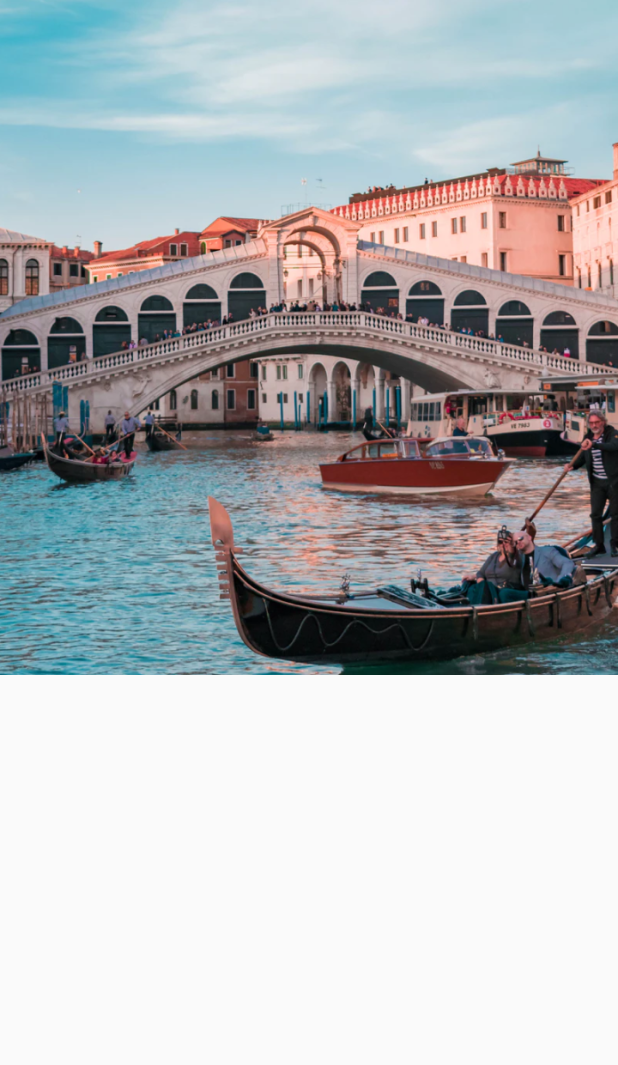
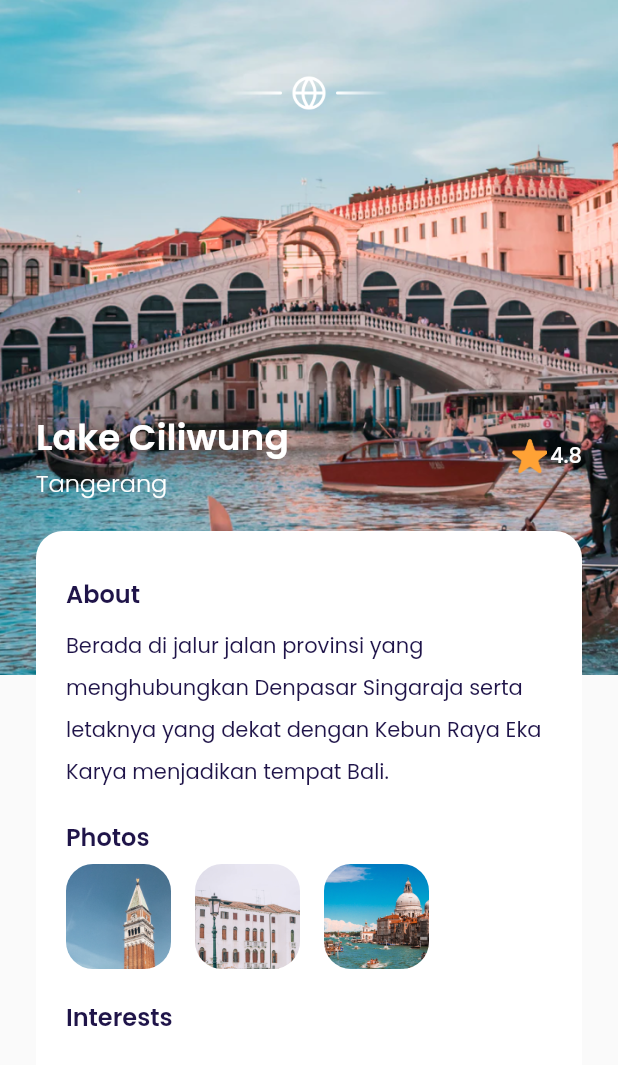
Before and after one commit to arissugiyono/travel_app, a Flutter app: the detailPage screen opened directly, on a phone screen of 412 x 824 dp. Shown: the top 1065 px of the screen. Run offline on Flutter 3.47's test engine with Material 2 defaults, Android fonts, the phone set to English and light mode, and no system bars; our stand-ins replace google_fonts; missing offline and left inert: responsive_grid_list, shadow_overlay.

Commit message:
tambahan about, detail, photos

```diff
--- a/lib/ui/pages/detail_page.dart
+++ b/lib/ui/pages/detail_page.dart
@@ -1,5 +1,8 @@
+import 'package:airplane_app/ui/widgets/interests_item.dart';
+import 'package:airplane_app/ui/widgets/photo_item.dart';
 import 'package:flutter/material.dart';
 import 'package:airplane_app/shared/theme.dart';
+import 'package:responsive_grid_list/responsive_grid_list.dart';
 import 'package:shadow_overlay/shadow_overlay.dart';
 
 class detailPage extends StatelessWidget {
@@ -25,11 +28,149 @@ class detailPage extends StatelessWidget {
       );
     }
 
+    Widget content() {
+      return Container(
+        width: double.infinity,
+        margin: EdgeInsets.symmetric(horizontal: defaultMargin),
+        child: Column(
+          children: [
+            Container(
+              width: double.infinity,
+              height: 24,
+              margin: EdgeInsets.only(
+                top: 50,
+              ),
+              decoration: BoxDecoration(
+                  image: DecorationImage(
+                      image: AssetImage('assets/icon_emblem.png'))),
+            ),
+            Container(
+              margin: EdgeInsets.only(
+                top: 200,
+              ),
+              child: Row(
+                children: [
+                  Expanded(
+                    child: Column(
+                      crossAxisAlignment: CrossAxisAlignment.start,
+                      children: [
+                        Text(
+                          'Lake Ciliwung',
+                          style: whiteTextStyle.copyWith(
+                            fontSize: 24,
+                            fontWeight: semiBold,
+                          ),
+                        ),
+                        Text(
+                          'Tangerang',
+                          style: whiteTextStyle.copyWith(
+                            fontSize: 16,
+                            fontWeight: light,
+                          ),
+                        )
+                      ],
+                    ),
+                  ),
+                  Container(
+                    width: 24,
+                    margin: EdgeInsets.all(2),
+                    height: 24,
+                    decoration: BoxDecoration(
+                      image: DecorationImage(
+                        image: AssetImage('assets/icon_star.png'),
+                      ),
+                    ),
+                  ),
+                  Text(
+                    '4.8',
+                    style: whiteTextStyle.copyWith(
+                      fontSize: 14,
+                      fontWeight: medium,
+                    ),
+                  )
+                ],
+              ),
+            ),
+            Container(
+              width: double.infinity,
+              padding: EdgeInsets.symmetric(
+                horizontal: 20,
+                vertical: 30,
+              ),
+              margin: EdgeInsets.only(
+                top: 20,
+              ),
+              decoration: BoxDecoration(
+                color: kWhiteColor,
+                borderRadius: BorderRadius.circular(18),
+              ),
+              child: Column(
+                crossAxisAlignment: CrossAxisAlignment.start,
+                children: [
+                  Text(
+                    'About',
+                    style: blackTextStyle.copyWith(
+                      fontSize: 16,
+                      fontWeight: semiBold,
+                    ),
+                  ),
+                  SizedBox(
+                    height: 6,
+                  ),
+                  Text(
+                    'Berada di jalur jalan provinsi yang menghubungkan Denpasar Singaraja serta letaknya yang dekat dengan Kebun Raya Eka Karya menjadikan tempat Bali.',
+                    style: blackTextStyle.copyWith(
+                      fontSize: 14,
+                      height: 2,
+                    ),
+                  ),
+                  SizedBox(
+                    height: 20,
+                  ),
+                  Text(
+                    'Photos',
+                    style: blackTextStyle.copyWith(
+                      fontSize: 16,
+                      fontWeight: semiBold,
+                    ),
+                  ),
+                  SizedBox(
+                    height: 6,
+                  ),
+                  Row(
+                    children: [
+                      photoItem(imageUrl: 'assets/image_photo1.png'),
+                      photoItem(imageUrl: 'assets/image_photo2.png'),
+                      photoItem(imageUrl: 'assets/image_photo3.png'),
+                    ],
+                  ),
+                  SizedBox(
+                    height: 20,
+                  ),
+                  Text(
+                    'Interests',
+                    style: blackTextStyle.copyWith(
+                      fontSize: 16,
+                      fontWeight: semiBold,
+                    ),
+                  ),
+                  SizedBox(
+                    height: 10,
+                  ),
+                ],
+              ),
+            ),
+          ],
+        ),
+      );
+    }
+
     return Scaffold(
       backgroundColor: kBackgroundColor,
       body: Stack(
         children: [
           backgroundImage(),
+          content(),
         ],
       ),
     );
--- /dev/null
+++ b/lib/ui/widgets/interests_item.dart
@@ -0,0 +1,28 @@
+import 'package:airplane_app/shared/theme.dart';
+import 'package:flutter/material.dart';
+
+class interestsItem extends StatelessWidget {
+  const interestsItem({super.key});
+
+  @override
+  Widget build(BuildContext context) {
+    return Row(
+      children: [
+        Container(
+          width: 16,
+          height: 16,
+          margin: EdgeInsets.only(right: 6),
+          decoration: BoxDecoration(
+              image: DecorationImage(
+                  image: AssetImage('assets/icon_checklist.png'))),
+        ),
+        Text(
+          'Kids Park',
+          style: blackTextStyle.copyWith(
+            fontSize: 14,
+          ),
+        )
+      ],
+    );
+  }
+}
--- /dev/null
+++ b/lib/ui/widgets/photo_item.dart
@@ -0,0 +1,23 @@
+import 'package:flutter/material.dart';
+
+class photoItem extends StatelessWidget {
+  final String imageUrl;
+
+  const photoItem({super.key, required this.imageUrl});
+
+  @override
+  Widget build(BuildContext context) {
+    return Container(
+      width: 70,
+      height: 70,
+      margin: EdgeInsets.only(right: 16),
+      decoration: BoxDecoration(
+        borderRadius: BorderRadius.circular(18),
+        image: DecorationImage(
+          fit: BoxFit.cover,
+          image: AssetImage(imageUrl),
+        ),
+      ),
+    );
+  }
+}
--- a/pubspec.yaml
+++ b/pubspec.yaml
@@ -36,6 +36,7 @@ dependencies:
   cupertino_icons: ^1.0.2
   google_fonts: ^4.0.3
   shadow_overlay: ^1.0.5
+  responsive_grid_list: ^1.3.1
 
 
 dev_dependencies:
```
Also changed, not shown: pubspec.lock, 2 other files.
